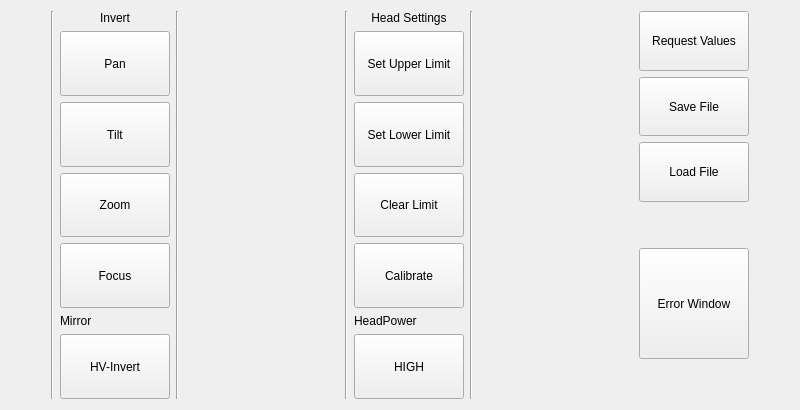
Qt form others.ui (chP6/Konzept_ErstesBeispiel) before a commit.
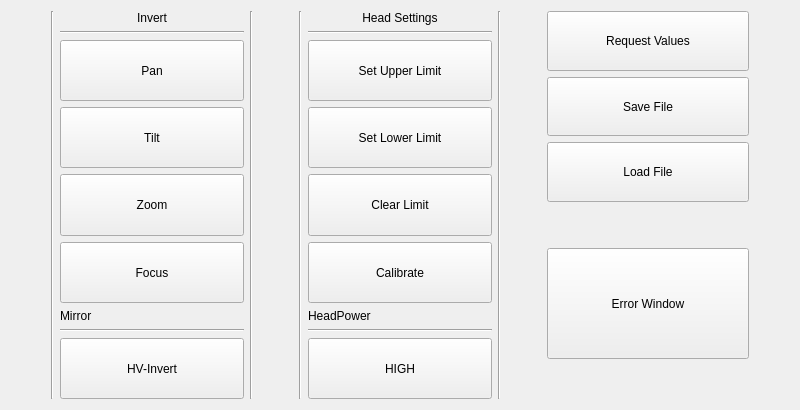
The same form after that commit.

Diff of the .ui file:
```diff
--- a/others.ui
+++ b/others.ui
@@ -32,7 +32,57 @@
    </item>
    <item row="0" column="3" rowspan="2">
     <layout class="QGridLayout" name="gridLayout_2">
+     <item row="4" column="1">
+      <widget class="QPushButton" name="btClearLimit">
+       <property name="sizePolicy">
+        <sizepolicy hsizetype="Minimum" vsizetype="Preferred">
+         <horstretch>0</horstretch>
+         <verstretch>0</verstretch>
+        </sizepolicy>
+       </property>
+       <property name="minimumSize">
+        <size>
+         <width>110</width>
+         <height>0</height>
+        </size>
+       </property>
+       <property name="cursor">
+        <cursorShape>BlankCursor</cursorShape>
+       </property>
+       <property name="focusPolicy">
+        <enum>Qt::NoFocus</enum>
+       </property>
+       <property name="text">
+        <string>Clear Limit</string>
+       </property>
+      </widget>
+     </item>
      <item row="5" column="1">
+      <widget class="QPushButton" name="btCalibrate">
+       <property name="sizePolicy">
+        <sizepolicy hsizetype="Minimum" vsizetype="Preferred">
+         <horstretch>0</horstretch>
+         <verstretch>0</verstretch>
+        </sizepolicy>
+       </property>
+       <property name="minimumSize">
+        <size>
+         <width>110</width>
+         <height>0</height>
+        </size>
+       </property>
+       <property name="cursor">
+        <cursorShape>BlankCursor</cursorShape>
+       </property>
+       <property name="focusPolicy">
+        <enum>Qt::NoFocus</enum>
+       </property>
+       <property name="text">
+        <string>Calibrate</string>
+       </property>
+      </widget>
+     </item>
+     <item row="6" column="1">
       <widget class="QLabel" name="lHeadPower">
        <property name="sizePolicy">
         <sizepolicy hsizetype="Preferred" vsizetype="Fixed">
@@ -48,24 +98,14 @@
        </property>
       </widget>
      </item>
-     <item row="0" column="2" rowspan="7">
-      <widget class="Line" name="line_4">
-       <property name="cursor">
-        <cursorShape>BlankCursor</cursorShape>
-       </property>
-       <property name="orientation">
-        <enum>Qt::Vertical</enum>
-       </property>
-      </widget>
-     </item>
-     <item row="0" column="0" rowspan="7">
+     <item row="0" column="0" rowspan="9">
       <widget class="Line" name="line_3">
        <property name="orientation">
         <enum>Qt::Vertical</enum>
        </property>
       </widget>
      </item>
-     <item row="2" column="1">
+     <item row="3" column="1">
       <widget class="QPushButton" name="btLowerLimit">
        <property name="sizePolicy">
         <sizepolicy hsizetype="Minimum" vsizetype="Preferred">
@@ -90,7 +130,49 @@
        </property>
       </widget>
      </item>
-     <item row="6" column="1">
+     <item row="2" column="1">
+      <widget class="QPushButton" name="btUpperLimit">
+       <property name="sizePolicy">
+        <sizepolicy hsizetype="Minimum" vsizetype="Preferred">
+         <horstretch>0</horstretch>
+         <verstretch>0</verstretch>
+        </sizepolicy>
+       </property>
+       <property name="minimumSize">
+        <size>
+         <width>110</width>
+         <height>0</height>
+        </size>
+       </property>
+       <property name="cursor">
+        <cursorShape>BlankCursor</cursorShape>
+       </property>
+       <property name="focusPolicy">
+        <enum>Qt::NoFocus</enum>
+       </property>
+       <property name="text">
+        <string>Set Upper Limit</string>
+       </property>
+      </widget>
+     </item>
+     <item row="7" column="1">
+      <widget class="Line" name="line_7">
+       <property name="orientation">
+        <enum>Qt::Horizontal</enum>
+       </property>
+      </widget>
+     </item>
+     <item row="0" column="2" rowspan="9">
+      <widget class="Line" name="line_4">
+       <property name="cursor">
+        <cursorShape>BlankCursor</cursorShape>
+       </property>
+       <property name="orientation">
+        <enum>Qt::Vertical</enum>
+       </property>
+      </widget>
+     </item>
+     <item row="8" column="1">
       <widget class="QPushButton" name="btHeadPower">
        <property name="sizePolicy">
         <sizepolicy hsizetype="Minimum" vsizetype="Preferred">
@@ -141,77 +223,9 @@
       </widget>
      </item>
      <item row="1" column="1">
-      <widget class="QPushButton" name="btUpperLimit">
-       <property name="sizePolicy">
-        <sizepolicy hsizetype="Minimum" vsizetype="Preferred">
-         <horstretch>0</horstretch>
-         <verstretch>0</verstretch>
-        </sizepolicy>
-       </property>
-       <property name="minimumSize">
-        <size>
-         <width>110</width>
-         <height>0</height>
-        </size>
-       </property>
-       <property name="cursor">
-        <cursorShape>BlankCursor</cursorShape>
-       </property>
-       <property name="focusPolicy">
-        <enum>Qt::NoFocus</enum>
-       </property>
-       <property name="text">
-        <string>Set Upper Limit</string>
-       </property>
-      </widget>
-     </item>
-     <item row="4" column="1">
-      <widget class="QPushButton" name="btCalibrate">
-       <property name="sizePolicy">
-        <sizepolicy hsizetype="Minimum" vsizetype="Preferred">
-         <horstretch>0</horstretch>
-         <verstretch>0</verstretch>
-        </sizepolicy>
-       </property>
-       <property name="minimumSize">
-        <size>
-         <width>110</width>
-         <height>0</height>
-        </size>
-       </property>
-       <property name="cursor">
-        <cursorShape>BlankCursor</cursorShape>
-       </property>
-       <property name="focusPolicy">
-        <enum>Qt::NoFocus</enum>
-       </property>
-       <property name="text">
-        <string>Calibrate</string>
-       </property>
-      </widget>
-     </item>
-     <item row="3" column="1">
-      <widget class="QPushButton" name="btClearLimit">
-       <property name="sizePolicy">
-        <sizepolicy hsizetype="Minimum" vsizetype="Preferred">
-         <horstretch>0</horstretch>
-         <verstretch>0</verstretch>
-        </sizepolicy>
-       </property>
-       <property name="minimumSize">
-        <size>
-         <width>110</width>
-         <height>0</height>
-        </size>
-       </property>
-       <property name="cursor">
-        <cursorShape>BlankCursor</cursorShape>
-       </property>
-       <property name="focusPolicy">
-        <enum>Qt::NoFocus</enum>
-       </property>
-       <property name="text">
-        <string>Clear Limit</string>
+      <widget class="Line" name="line_8">
+       <property name="orientation">
+        <enum>Qt::Horizontal</enum>
        </property>
       </widget>
      </item>
@@ -301,7 +315,35 @@
    </item>
    <item row="0" column="1" rowspan="2">
     <layout class="QGridLayout" name="gridLayout">
-     <item row="2" column="1">
+     <item row="5" column="1">
+      <widget class="QPushButton" name="btFocusInvert">
+       <property name="sizePolicy">
+        <sizepolicy hsizetype="Minimum" vsizetype="Preferred">
+         <horstretch>0</horstretch>
+         <verstretch>0</verstretch>
+        </sizepolicy>
+       </property>
+       <property name="minimumSize">
+        <size>
+         <width>110</width>
+         <height>0</height>
+        </size>
+       </property>
+       <property name="cursor">
+        <cursorShape>BlankCursor</cursorShape>
+       </property>
+       <property name="focusPolicy">
+        <enum>Qt::NoFocus</enum>
+       </property>
+       <property name="text">
+        <string>Focus</string>
+       </property>
+       <property name="checkable">
+        <bool>true</bool>
+       </property>
+      </widget>
+     </item>
+     <item row="3" column="1">
       <widget class="QPushButton" name="btTiltInvert">
        <property name="sizePolicy">
         <sizepolicy hsizetype="Minimum" vsizetype="Preferred">
@@ -329,7 +371,53 @@
        </property>
       </widget>
      </item>
+     <item row="0" column="0" rowspan="9">
+      <widget class="Line" name="line">
+       <property name="cursor">
+        <cursorShape>BlankCursor</cursorShape>
+       </property>
+       <property name="orientation">
+        <enum>Qt::Vertical</enum>
+       </property>
+      </widget>
+     </item>
+     <item row="0" column="1">
+      <widget class="QLabel" name="lInvert">
+       <property name="sizePolicy">
+        <sizepolicy hsizetype="Preferred" vsizetype="Fixed">
+         <horstretch>0</horstretch>
+         <verstretch>0</verstretch>
+        </sizepolicy>
+       </property>
+       <property name="cursor">
+        <cursorShape>BlankCursor</cursorShape>
+       </property>
+       <property name="text">
+        <string>Invert</string>
+       </property>
+       <property name="alignment">
+        <set>Qt::AlignCenter</set>
+       </property>
+      </widget>
+     </item>
+     <item row="0" column="2" rowspan="9">
+      <widget class="Line" name="line_2">
+       <property name="cursor">
+        <cursorShape>BlankCursor</cursorShape>
+       </property>
+       <property name="orientation">
+        <enum>Qt::Vertical</enum>
+       </property>
+      </widget>
+     </item>
      <item row="1" column="1">
+      <widget class="Line" name="line_5">
+       <property name="orientation">
+        <enum>Qt::Horizontal</enum>
+       </property>
+      </widget>
+     </item>
+     <item row="2" column="1">
       <widget class="QPushButton" name="btPanInvert">
        <property name="sizePolicy">
         <sizepolicy hsizetype="Minimum" vsizetype="Preferred">
@@ -357,7 +445,7 @@
        </property>
       </widget>
      </item>
-     <item row="6" column="1">
+     <item row="8" column="1">
       <widget class="QPushButton" name="btMirror">
        <property name="sizePolicy">
         <sizepolicy hsizetype="Minimum" vsizetype="Preferred">
@@ -388,82 +476,7 @@
        </property>
       </widget>
      </item>
-     <item row="4" column="1">
-      <widget class="QPushButton" name="btFocusInvert">
-       <property name="sizePolicy">
-        <sizepolicy hsizetype="Minimum" vsizetype="Preferred">
-         <horstretch>0</horstretch>
-         <verstretch>0</verstretch>
-        </sizepolicy>
-       </property>
-       <property name="minimumSize">
-        <size>
-         <width>110</width>
-         <height>0</height>
-        </size>
-       </property>
-       <property name="cursor">
-        <cursorShape>BlankCursor</cursorShape>
-       </property>
-       <property name="focusPolicy">
-        <enum>Qt::NoFocus</enum>
-       </property>
-       <property name="text">
-        <string>Focus</string>
-       </property>
-       <property name="checkable">
-        <bool>true</bool>
-       </property>
-      </widget>
-     </item>
-     <item row="0" column="1">
-      <widget class="QLabel" name="lInvert">
-       <property name="sizePolicy">
-        <sizepolicy hsizetype="Preferred" vsizetype="Fixed">
-         <horstretch>0</horstretch>
-         <verstretch>0</verstretch>
-        </sizepolicy>
-       </property>
-       <property name="cursor">
-        <cursorShape>BlankCursor</cursorShape>
-       </property>
-       <property name="text">
-        <string>Invert</string>
-       </property>
-       <property name="alignment">
-        <set>Qt::AlignCenter</set>
-       </property>
-      </widget>
-     </item>
-     <item row="3" column="1">
-      <widget class="QPushButton" name="btZoomInvert">
-       <property name="sizePolicy">
-        <sizepolicy hsizetype="Minimum" vsizetype="Preferred">
-         <horstretch>0</horstretch>
-         <verstretch>0</verstretch>
-        </sizepolicy>
-       </property>
-       <property name="minimumSize">
-        <size>
-         <width>110</width>
-         <height>0</height>
-        </size>
-       </property>
-       <property name="cursor">
-        <cursorShape>BlankCursor</cursorShape>
-       </property>
-       <property name="focusPolicy">
-        <enum>Qt::NoFocus</enum>
-       </property>
-       <property name="text">
-        <string>Zoom</string>
-       </property>
-       <property name="checkable">
-        <bool>true</bool>
-       </property>
-      </widget>
-     </item>
-     <item row="5" column="1">
+     <item row="6" column="1">
       <widget class="QLabel" name="lMirror">
        <property name="sizePolicy">
         <sizepolicy hsizetype="Preferred" vsizetype="Fixed">
@@ -479,23 +492,38 @@
        </property>
       </widget>
      </item>
-     <item row="0" column="0" rowspan="7">
-      <widget class="Line" name="line">
+     <item row="4" column="1">
+      <widget class="QPushButton" name="btZoomInvert">
+       <property name="sizePolicy">
+        <sizepolicy hsizetype="Minimum" vsizetype="Preferred">
+         <horstretch>0</horstretch>
+         <verstretch>0</verstretch>
+        </sizepolicy>
+       </property>
+       <property name="minimumSize">
+        <size>
+         <width>110</width>
+         <height>0</height>
+        </size>
+       </property>
        <property name="cursor">
         <cursorShape>BlankCursor</cursorShape>
        </property>
-       <property name="orientation">
-        <enum>Qt::Vertical</enum>
+       <property name="focusPolicy">
+        <enum>Qt::NoFocus</enum>
+       </property>
+       <property name="text">
+        <string>Zoom</string>
+       </property>
+       <property name="checkable">
+        <bool>true</bool>
        </property>
       </widget>
      </item>
-     <item row="0" column="2" rowspan="7">
-      <widget class="Line" name="line_2">
-       <property name="cursor">
-        <cursorShape>BlankCursor</cursorShape>
-       </property>
+     <item row="7" column="1">
+      <widget class="Line" name="line_6">
        <property name="orientation">
-        <enum>Qt::Vertical</enum>
+        <enum>Qt::Horizontal</enum>
        </property>
       </widget>
      </item>
@@ -506,6 +534,9 @@
      <property name="orientation">
       <enum>Qt::Horizontal</enum>
      </property>
+     <property name="sizeType">
+      <enum>QSizePolicy::Minimum</enum>
+     </property>
      <property name="sizeHint" stdset="0">
       <size>
        <width>40</width>
@@ -519,6 +550,9 @@
      <property name="orientation">
       <enum>Qt::Horizontal</enum>
      </property>
+     <property name="sizeType">
+      <enum>QSizePolicy::Minimum</enum>
+     </property>
      <property name="sizeHint" stdset="0">
       <size>
        <width>40</width>
```
